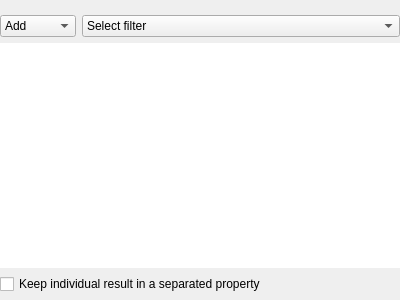
First picture: the form in plugins/perspective/GraphPerspective/designer/FiltersManagerAlgorithmItem.ui, repository vadivelselvaraj/TulipGLImprovement, before the edit.
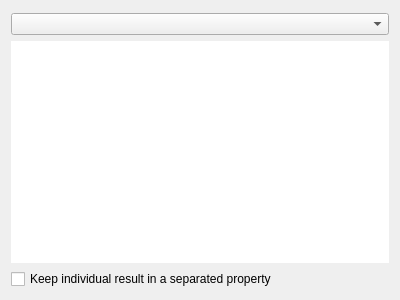
Second picture: the form after the edit.

Commit message: Full implementation of filters manager

```diff
--- a/plugins/perspective/GraphPerspective/designer/FiltersManagerAlgorithmItem.ui
+++ b/plugins/perspective/GraphPerspective/designer/FiltersManagerAlgorithmItem.ui
@@ -11,46 +11,11 @@
    </rect>
   </property>
   <layout class="QVBoxLayout" name="verticalLayout">
-   <property name="leftMargin">
-    <number>0</number>
-   </property>
    <property name="topMargin">
-    <number>15</number>
-   </property>
-   <property name="rightMargin">
-    <number>0</number>
-   </property>
-   <property name="bottomMargin">
-    <number>6</number>
+    <number>13</number>
    </property>
    <item>
     <layout class="QHBoxLayout" name="horizontalLayout">
-     <item>
-      <widget class="QComboBox" name="selectionModeCombo">
-       <property name="sizePolicy">
-        <sizepolicy hsizetype="Maximum" vsizetype="Fixed">
-         <horstretch>0</horstretch>
-         <verstretch>0</verstretch>
-        </sizepolicy>
-       </property>
-       <property name="toolTip">
-        <string>Selection mode</string>
-       </property>
-       <property name="sizeAdjustPolicy">
-        <enum>QComboBox::AdjustToContents</enum>
-       </property>
-       <item>
-        <property name="text">
-         <string>Add</string>
-        </property>
-       </item>
-       <item>
-        <property name="text">
-         <string>Remove</string>
-        </property>
-       </item>
-      </widget>
-     </item>
      <item>
       <widget class="QComboBox" name="algorithmCombo">
        <property name="sizePolicy">
@@ -59,23 +24,12 @@
          <verstretch>0</verstretch>
         </sizepolicy>
        </property>
-       <item>
-        <property name="text">
-         <string>Select filter</string>
-        </property>
-       </item>
       </widget>
      </item>
     </layout>
    </item>
    <item>
     <widget class="QTableView" name="algorithmParams">
-     <property name="styleSheet">
-      <string notr="true">QListView {
-border-left: 0px;
-border-right: 0px;
-}</string>
-     </property>
      <property name="frameShape">
       <enum>QFrame::NoFrame</enum>
      </property>
```
The commit also changes 22 other files.
